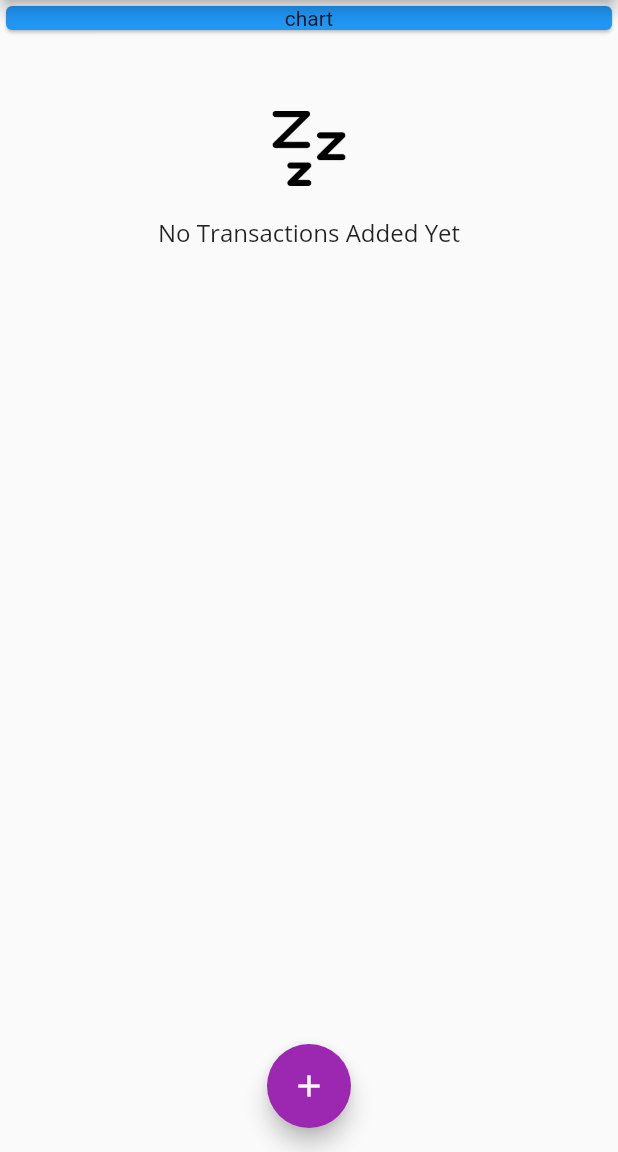
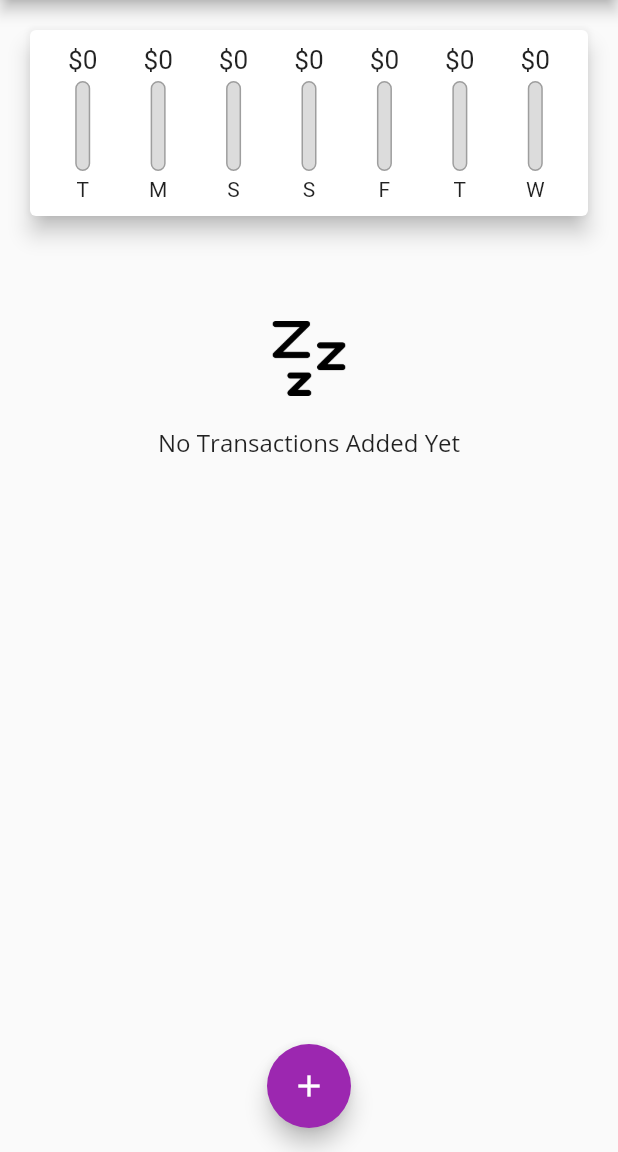
Before and after one commit to Kame-Blitz/expense-planner, a Flutter app: the screen it shows after launch, on a phone screen of 412 x 824 dp, the part 84-1236 px from its top. Run offline on Flutter 3.47's test engine with Material 2 defaults, Android fonts, the light colour scheme and no system bars.

Commit message:
modified:   lib/main.dart 	modified:   lib/models/transaction.dart 	new file:   lib/widgets/bar_chart.dart 	new file:   lib/widgets/chart.dart 	modified:   lib/widgets/new_transactions.dart 	modified:   lib/widgets/transaction_list.dart

```diff
--- a/lib/main.dart
+++ b/lib/main.dart
@@ -1,4 +1,5 @@
 import 'package:flutter/material.dart';
+import 'package:no3/widgets/chart.dart';
 import 'package:no3/widgets/new_transactions.dart';
 import 'package:no3/widgets/transaction_list.dart';
 import 'models/transaction.dart';
@@ -36,13 +37,27 @@ class Home extends StatefulWidget {
 class _HomeState extends State<Home> {
   final List<Transaction> _transactions = [];
 
-  void _addNew(String transactionName, double amount) {
+  List<Transaction> get _recenttransactions {
+    return _transactions.where((tx) {
+      return tx.dateCreated.isAfter(DateTime.now().subtract(Duration(days: 7)));
+    }).toList();
+  }
+
+  void _addNew(String transactionName, double amount, DateTime chosenDate) {
     final newTx = Transaction(
         transactionName: transactionName,
         amount: amount,
-        dateCreated: DateTime.now());
+        dateCreated: chosenDate);
     setState(() {
       _transactions.add(newTx);
+    });
+  }
+
+  void deleteTransaction(DateTime id) {
+    setState(() {
+      _transactions.removeWhere((tx) {
+        return tx.id == id;
+      });
     });
   }
 
@@ -72,16 +87,8 @@ class _HomeState extends State<Home> {
       ),
       body: Column(
         children: [
-          Container(
-              width: double.infinity,
-              child: Card(
-                color: Colors.blue,
-                child: Text(
-                  'chart',
-                  textAlign: TextAlign.center,
-                ),
-              )),
-          TransactionList(_transactions),
+          Chart(_recenttransactions),
+          Expanded(child: TransactionList(_transactions, deleteTransaction)),
         ],
       ),
       floatingActionButtonLocation: FloatingActionButtonLocation.centerFloat,
--- a/lib/models/transaction.dart
+++ b/lib/models/transaction.dart
@@ -1,5 +1,5 @@
 class Transaction {
-  int id = 0;
+  DateTime id = DateTime.now();
   final String transactionName;
   final double amount;
   final DateTime dateCreated;
@@ -8,6 +8,6 @@ class Transaction {
       {required this.transactionName,
       required this.amount,
       required this.dateCreated}) {
-    id += 1;
+    id = DateTime.now();
   }
 }
--- /dev/null
+++ b/lib/widgets/bar_chart.dart
@@ -0,0 +1,54 @@
+import 'package:flutter/material.dart';
+import 'package:flutter/src/widgets/placeholder.dart';
+
+class BarChart extends StatelessWidget {
+  final String label;
+  final double spendingAmt;
+  final double percentOfTotal;
+
+  BarChart(
+      {required this.label,
+      required this.spendingAmt,
+      required this.percentOfTotal});
+
+  @override
+  Widget build(BuildContext context) {
+    return Column(
+      children: [
+        Container(
+            height: 20,
+            child:
+                FittedBox(child: Text('\$${spendingAmt.toStringAsFixed(0)}'))),
+        SizedBox(
+          height: 4,
+        ),
+        Container(
+          height: 60,
+          width: 10,
+          child: Stack(children: [
+            Container(
+              decoration: BoxDecoration(
+                  border: Border.all(color: Colors.grey, width: 1),
+                  color: Color.fromRGBO(220, 220, 220, 1),
+                  borderRadius: BorderRadius.circular(10)),
+            ),
+            FractionallySizedBox(
+              heightFactor: percentOfTotal,
+              child: Container(
+                decoration: BoxDecoration(
+                    color: Theme.of(context).primaryColor,
+                    borderRadius: BorderRadius.circular(10)),
+              ),
+            )
+          ]),
+        ),
+        SizedBox(height: 4),
+        FittedBox(
+          child: Text(
+            label,
+          ),
+        )
+      ],
+    );
+  }
+}
--- /dev/null
+++ b/lib/widgets/chart.dart
@@ -0,0 +1,61 @@
+import 'package:flutter/material.dart';
+
+import 'package:no3/models/transaction.dart';
+import 'package:intl/intl.dart';
+import 'package:no3/widgets/bar_chart.dart';
+
+class Chart extends StatelessWidget {
+  final List<Transaction> recentTransactions;
+  List<Map<String, Object>> get groupedTransactions {
+    return List.generate(7, (index) {
+      final weekday = DateTime.now().subtract(Duration(days: index));
+      double sum = 0;
+      for (var i = 0; i < recentTransactions.length; i++) {
+        if (recentTransactions[i].dateCreated.day == weekday.day &&
+            recentTransactions[i].dateCreated.month == weekday.month &&
+            recentTransactions[i].dateCreated.year == weekday.year) {
+          sum += recentTransactions[i].amount;
+          print(recentTransactions[i]);
+        }
+      }
+      return {
+        'Day': DateFormat.E().format(weekday).substring(0, 1),
+        'Amount': sum
+      };
+    });
+  }
+
+  Chart(this.recentTransactions);
+
+  double get maxspending {
+    return groupedTransactions.fold(0, (previousValue, element) {
+      return previousValue + (element['Amount'] as double);
+    });
+  }
+
+  @override
+  Widget build(BuildContext context) {
+    print(groupedTransactions);
+    return Card(
+      elevation: 6,
+      margin: EdgeInsets.all(20),
+      child: Container(
+        padding: EdgeInsets.all(10),
+        child: Row(
+          mainAxisAlignment: MainAxisAlignment.spaceAround,
+          children: groupedTransactions.map((e) {
+            return Flexible(
+              fit: FlexFit.tight,
+              child: BarChart(
+                  label: e['Day'] as String,
+                  spendingAmt: e['Amount'] as double,
+                  percentOfTotal: maxspending == 0
+                      ? 0
+                      : (e['Amount'] as double) / maxspending),
+            );
+          }).toList(),
+        ),
+      ),
+    );
+  }
+}
--- a/lib/widgets/transaction_list.dart
+++ b/lib/widgets/transaction_list.dart
@@ -4,11 +4,11 @@ import 'package:intl/intl.dart';
 
 class TransactionList extends StatelessWidget {
   final List<Transaction> transactions;
-  TransactionList(this.transactions);
+  final Function deltx;
+  TransactionList(this.transactions, this.deltx);
   @override
   Widget build(BuildContext context) {
     return Container(
-        height: MediaQuery.of(context).size.height - 83,
         child: transactions.isEmpty
             ? Column(
                 children: [
@@ -32,6 +32,7 @@ class TransactionList extends StatelessWidget {
                 children: transactions.map((tx) {
                 return Card(
                     child: Row(
+                  mainAxisAlignment: MainAxisAlignment.spaceEvenly,
                   children: [
                     Container(
                       margin: const EdgeInsets.symmetric(
@@ -59,7 +60,15 @@ class TransactionList extends StatelessWidget {
                           style: const TextStyle(color: Colors.grey),
                         )
                       ],
-                    )
+                    ),
+                    IconButton(
+                      onPressed: () {
+                        print(tx.id);
+                        deltx(tx.id);
+                      },
+                      icon: Icon(Icons.delete),
+                      color: Theme.of(context).primaryColor,
+                    ),
                   ],
                 ));
               }).toList()));
```
Also changed, not shown: lib/widgets/new_transactions.dart (+39 -3 lines).
